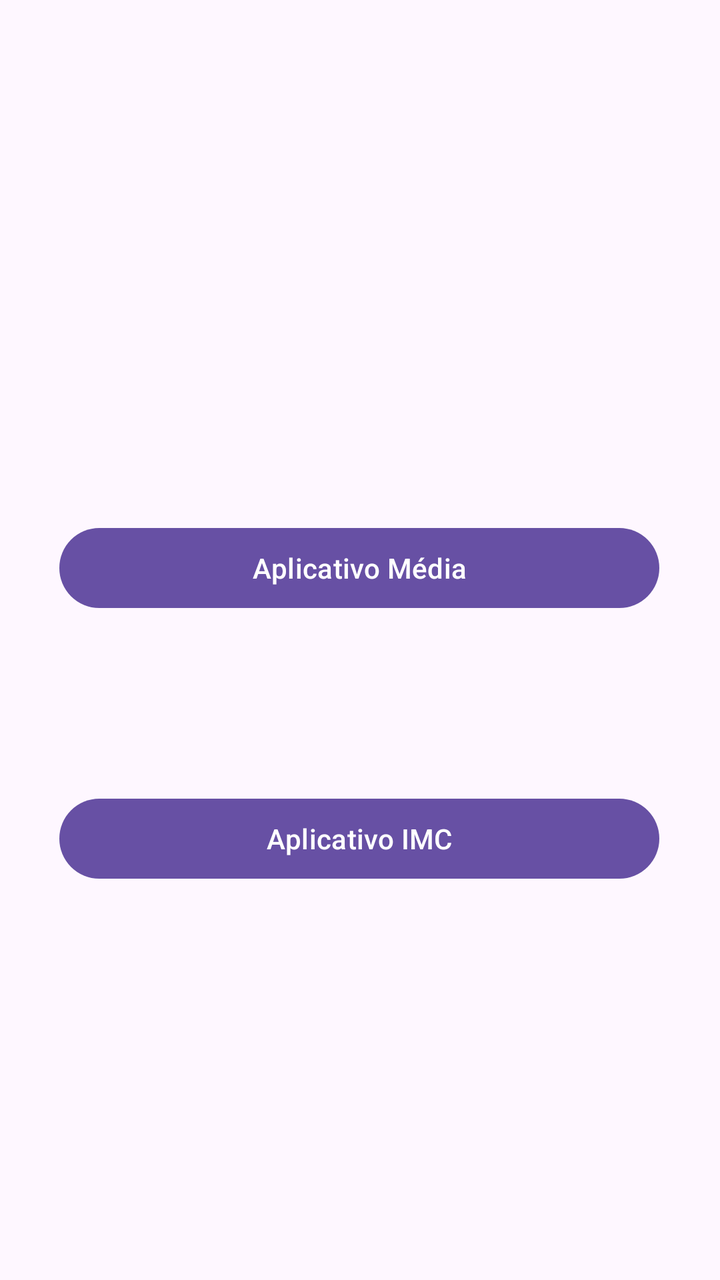
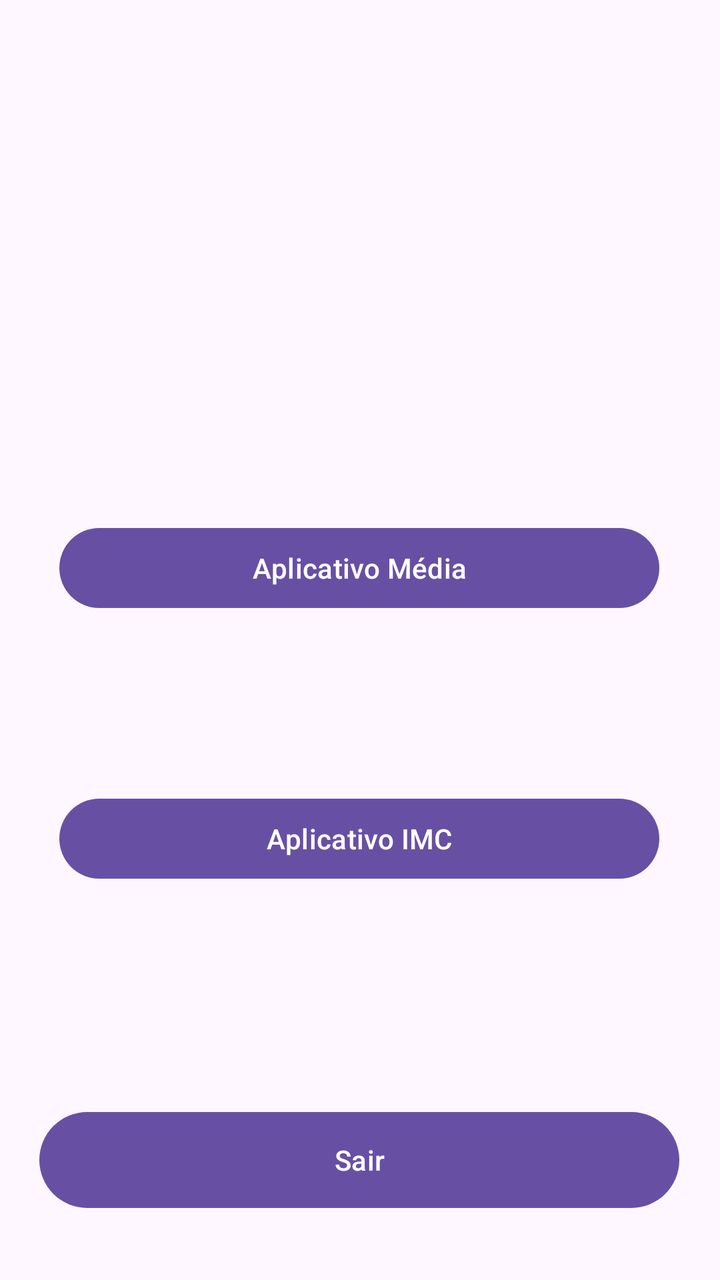

Before-and-after screenshots of an Android layout around one commit, followed by the original layout XML and the change that was made.
<!-- AndroidManifest.xml: application theme Theme.AppMultiView -->
<!-- res/layout/activity_menu.xml -->
<?xml version="1.0" encoding="utf-8"?>
<androidx.constraintlayout.widget.ConstraintLayout xmlns:android="http://schemas.android.com/apk/res/android"
    xmlns:app="http://schemas.android.com/apk/res-auto"
    xmlns:tools="http://schemas.android.com/tools"
    android:id="@+id/main"
    android:layout_width="match_parent"
    android:layout_height="match_parent"
    tools:context=".MenuActivity">

    <Button
        android:id="@+id/bttAppMedia"
        android:layout_width="300dp"
        android:layout_height="wrap_content"
        android:layout_marginTop="260dp"
        android:text="Aplicativo Média"
        app:layout_constraintEnd_toEndOf="parent"
        app:layout_constraintHorizontal_bias="0.495"
        app:layout_constraintStart_toStartOf="parent"
        app:layout_constraintTop_toTopOf="parent" />

    <Button
        android:id="@+id/bttAppImc"
        android:layout_width="300dp"
        android:layout_height="wrap_content"
        android:text="Aplicativo IMC"
        app:layout_constraintBottom_toBottomOf="parent"
        app:layout_constraintEnd_toEndOf="parent"
        app:layout_constraintHorizontal_bias="0.495"
        app:layout_constraintStart_toStartOf="parent"
        app:layout_constraintTop_toBottomOf="@+id/bttAppMedia"
        app:layout_constraintVertical_bias="0.307" />
</androidx.constraintlayout.widget.ConstraintLayout>
<!-- resources referenced by this layout -->
<resources>
  <style name="Theme.AppMultiView" parent="Base.Theme.AppMultiView" />
  <style name="Base.Theme.AppMultiView" parent="Theme.Material3.DayNight.NoActionBar">
          
          
      </style>
</resources>

<!-- the commit's change to res/layout/activity_menu.xml (unified diff, before → after) -->
@@ -10,9 +10,9 @@
     <Button
         android:id="@+id/bttAppMedia"
         android:layout_width="300dp"
-        android:layout_height="wrap_content"
+        android:layout_height="48dp"
         android:layout_marginTop="260dp"
-        android:text="Aplicativo Média"
+        android:text="@string/texto_aplicativo_media"
         app:layout_constraintEnd_toEndOf="parent"
         app:layout_constraintHorizontal_bias="0.495"
         app:layout_constraintStart_toStartOf="parent"
@@ -21,12 +21,23 @@
     <Button
         android:id="@+id/bttAppImc"
         android:layout_width="300dp"
-        android:layout_height="wrap_content"
-        android:text="Aplicativo IMC"
+        android:layout_height="48dp"
+        android:text="@string/texto_aplicativo_imc"
         app:layout_constraintBottom_toBottomOf="parent"
         app:layout_constraintEnd_toEndOf="parent"
         app:layout_constraintHorizontal_bias="0.495"
         app:layout_constraintStart_toStartOf="parent"
         app:layout_constraintTop_toBottomOf="@+id/bttAppMedia"
         app:layout_constraintVertical_bias="0.307" />
+
+    <Button
+        android:id="@+id/bttSair"
+        android:layout_width="320dp"
+        android:layout_height="56dp"
+        android:layout_marginBottom="32dp"
+        android:text="@string/texto_button_sair"
+        app:layout_constraintBottom_toBottomOf="parent"
+        app:layout_constraintEnd_toEndOf="parent"
+        app:layout_constraintHorizontal_bias="0.494"
+        app:layout_constraintStart_toStartOf="parent" />
 </androidx.constraintlayout.widget.ConstraintLayout>
<!-- resource entries referenced after the edit -->
@@ -1,5 +1,8 @@
 <!-- resources referenced by this layout -->
 <resources>
+  <string name="texto_aplicativo_imc">Aplicativo IMC</string>
+  <string name="texto_aplicativo_media">Aplicativo Média</string>
+  <string name="texto_button_sair">Sair</string>
   <style name="Theme.AppMultiView" parent="Base.Theme.AppMultiView" />
   <style name="Base.Theme.AppMultiView" parent="Theme.Material3.DayNight.NoActionBar">
           
